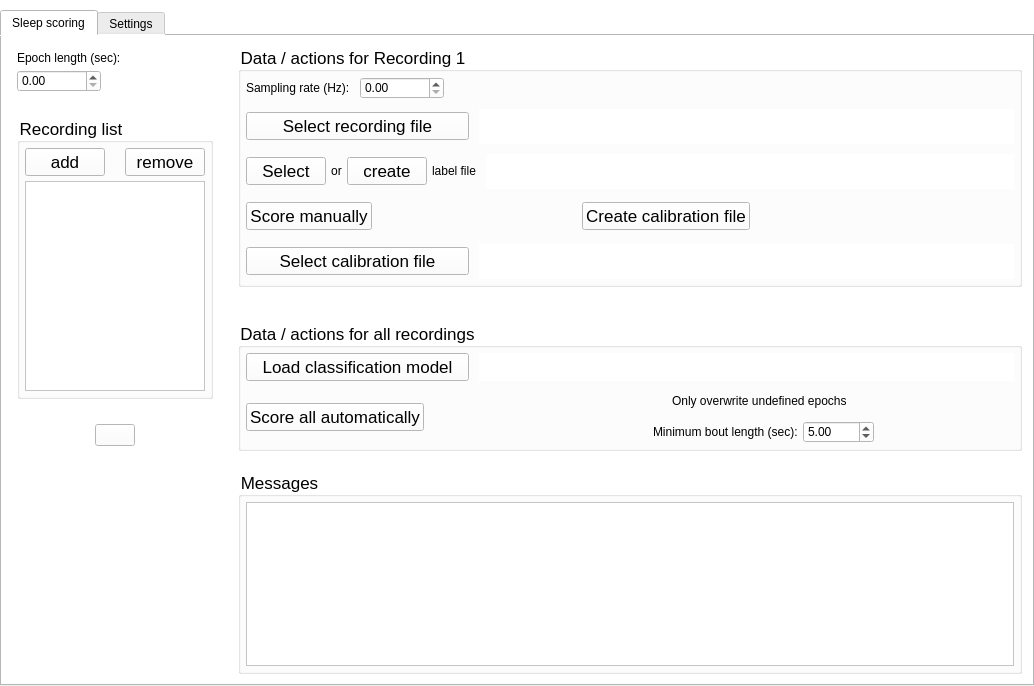
zekebarger/AccuSleePy, file accusleepy/gui/primary_window.ui: the form before one commit.
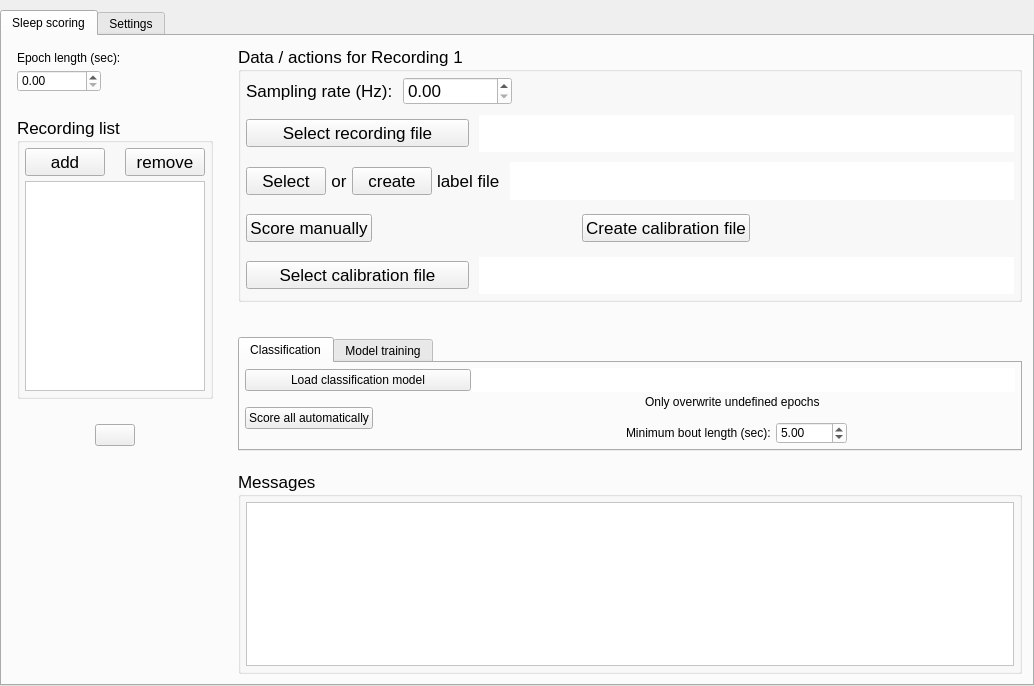
The form after the commit. Icons and pictures are not drawn.

Commit message: add new tab section

```diff
--- a/accusleepy/gui/primary_window.ui
+++ b/accusleepy/gui/primary_window.ui
@@ -20,7 +20,7 @@
    <string>MainWindow</string>
   </property>
   <property name="styleSheet">
-   <string notr="true">background-color: white;</string>
+   <string notr="true"/>
   </property>
   <widget class="QWidget" name="centralwidget">
    <property name="sizePolicy">
@@ -29,7 +29,7 @@
      <verstretch>0</verstretch>
     </sizepolicy>
    </property>
-   <layout class="QGridLayout" name="gridLayout">
+   <layout class="QVBoxLayout" name="verticalLayout_5">
     <property name="leftMargin">
      <number>0</number>
     </property>
@@ -42,8 +42,8 @@
     <property name="bottomMargin">
      <number>0</number>
     </property>
-    <item row="0" column="0">
-     <widget class="QTabWidget" name="tabWidget">
+    <item>
+     <widget class="QTabWidget" name="upper_tab_widget">
       <property name="currentIndex">
        <number>0</number>
       </property>
@@ -133,7 +133,7 @@
            </widget>
           </item>
           <item row="0" column="1">
-           <layout class="QVBoxLayout" name="recordingactionsgroupbox" stretch="2,1">
+           <layout class="QVBoxLayout" name="recordingactionsgroupbox" stretch="2,0">
             <property name="spacing">
              <number>35</number>
             </property>
@@ -480,25 +480,18 @@
              </widget>
             </item>
             <item>
-             <widget class="QGroupBox" name="allrecordingsgroupbox">
-              <property name="sizePolicy">
-               <sizepolicy hsizetype="Preferred" vsizetype="Preferred">
-                <horstretch>0</horstretch>
-                <verstretch>0</verstretch>
-               </sizepolicy>
+             <widget class="QTabWidget" name="lower_tab_widget">
+              <property name="currentIndex">
+               <number>0</number>
               </property>
-              <property name="font">
-               <font>
-                <pointsize>13</pointsize>
-               </font>
-              </property>
-              <property name="title">
-               <string>Data / actions for all recordings</string>
-              </property>
-              <layout class="QVBoxLayout" name="verticalLayout_3" stretch="2,3">
-               <property name="spacing">
-                <number>10</number>
-               </property>
+              <widget class="QWidget" name="classification_tab">
+               <property name="styleSheet">
+                <string notr="true"/>
+               </property>
+               <attribute name="title">
+                <string>Classification</string>
+               </attribute>
+               <layout class="QGridLayout" name="gridLayout" columnstretch="2">
                <property name="leftMargin">
                 <number>5</number>
                </property>
@@ -511,51 +504,13 @@
                <property name="bottomMargin">
                 <number>5</number>
                </property>
-               <item>
-                <layout class="QHBoxLayout" name="horizontalLayout_9" stretch="5,12">
-                 <item>
-                  <layout class="QHBoxLayout" name="horizontalLayout_11">
-                   <property name="spacing">
-                    <number>5</number>
-                   </property>
-                   <item>
-                    <widget class="QPushButton" name="load_model_button">
-                     <property name="sizePolicy">
-                      <sizepolicy hsizetype="Preferred" vsizetype="Fixed">
-                       <horstretch>0</horstretch>
-                       <verstretch>0</verstretch>
-                      </sizepolicy>
-                     </property>
-                     <property name="text">
-                      <string>Load classification model</string>
-                     </property>
-                    </widget>
-                   </item>
-                  </layout>
-                 </item>
-                 <item>
-                  <widget class="QLabel" name="model_label">
-                   <property name="sizePolicy">
-                    <sizepolicy hsizetype="Ignored" vsizetype="Preferred">
-                     <horstretch>0</horstretch>
-                     <verstretch>0</verstretch>
-                    </sizepolicy>
-                   </property>
-                   <property name="styleSheet">
-                    <string notr="true">background-color: white;</string>
-                   </property>
-                   <property name="text">
-                    <string/>
-                   </property>
-                   <property name="alignment">
-                    <set>Qt::AlignmentFlag::AlignRight|Qt::AlignmentFlag::AlignTrailing|Qt::AlignmentFlag::AlignVCenter</set>
-                   </property>
-                  </widget>
-                 </item>
-                </layout>
-               </item>
-               <item>
-                <layout class="QHBoxLayout" name="horizontalLayout_8" stretch="3,3,4,2">
+                <property name="verticalSpacing">
+                 <number>10</number>
+                </property>
+                <item row="0" column="0">
+                 <layout class="QGridLayout" name="gridLayout_4">
+                  <item row="1" column="0">
+                   <layout class="QHBoxLayout" name="score_all_layout" stretch="3,3,4,2">
                  <item>
                   <widget class="QPushButton" name="score_all_button">
                    <property name="sizePolicy">
@@ -665,7 +620,75 @@
                  </item>
                 </layout>
                </item>
-              </layout>
+                  <item row="0" column="0">
+                   <layout class="QHBoxLayout" name="load_model_layout" stretch="5,12">
+                    <item>
+                     <layout class="QHBoxLayout" name="horizontalLayout_11">
+                      <property name="spacing">
+                       <number>5</number>
+                      </property>
+                      <item>
+                       <widget class="QPushButton" name="load_model_button">
+                        <property name="sizePolicy">
+                         <sizepolicy hsizetype="Preferred" vsizetype="Fixed">
+                          <horstretch>0</horstretch>
+                          <verstretch>0</verstretch>
+                         </sizepolicy>
+                        </property>
+                        <property name="text">
+                         <string>Load classification model</string>
+                        </property>
+                       </widget>
+                      </item>
+                     </layout>
+                    </item>
+                    <item>
+                     <widget class="QLabel" name="model_label">
+                      <property name="sizePolicy">
+                       <sizepolicy hsizetype="Ignored" vsizetype="Preferred">
+                        <horstretch>0</horstretch>
+                        <verstretch>0</verstretch>
+                       </sizepolicy>
+                      </property>
+                      <property name="styleSheet">
+                       <string notr="true">background-color: white;</string>
+                      </property>
+                      <property name="text">
+                       <string/>
+                      </property>
+                      <property name="alignment">
+                       <set>Qt::AlignmentFlag::AlignRight|Qt::AlignmentFlag::AlignTrailing|Qt::AlignmentFlag::AlignVCenter</set>
+                      </property>
+                     </widget>
+                    </item>
+                   </layout>
+                  </item>
+                 </layout>
+                </item>
+               </layout>
+              </widget>
+              <widget class="QWidget" name="model_training_tab">
+               <attribute name="title">
+                <string>Model training</string>
+               </attribute>
+               <layout class="QGridLayout" name="gridLayout_7">
+                <property name="leftMargin">
+                 <number>0</number>
+                </property>
+                <property name="topMargin">
+                 <number>0</number>
+                </property>
+                <property name="rightMargin">
+                 <number>0</number>
+                </property>
+                <property name="bottomMargin">
+                 <number>0</number>
+                </property>
+                <item row="0" column="0">
+                 <layout class="QGridLayout" name="gridLayout_6"/>
+                </item>
+               </layout>
+              </widget>
              </widget>
             </item>
            </layout>
```
Lines whose indentation alone changed are shown as unchanged. The commit also changes 1 other file.
